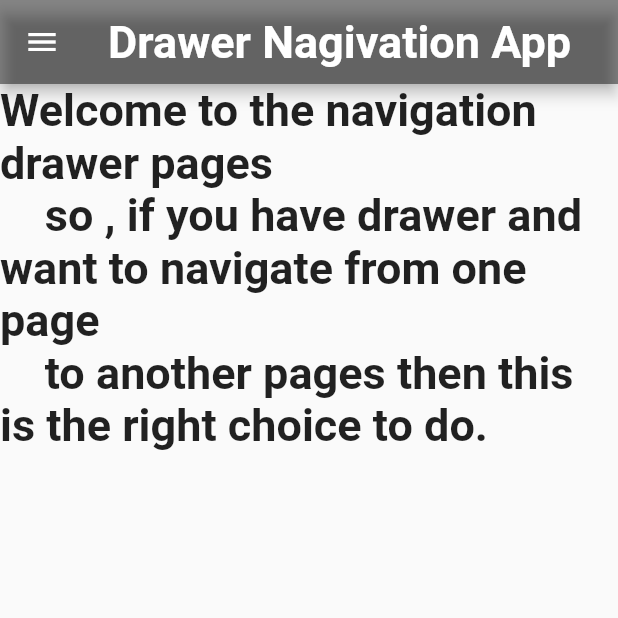
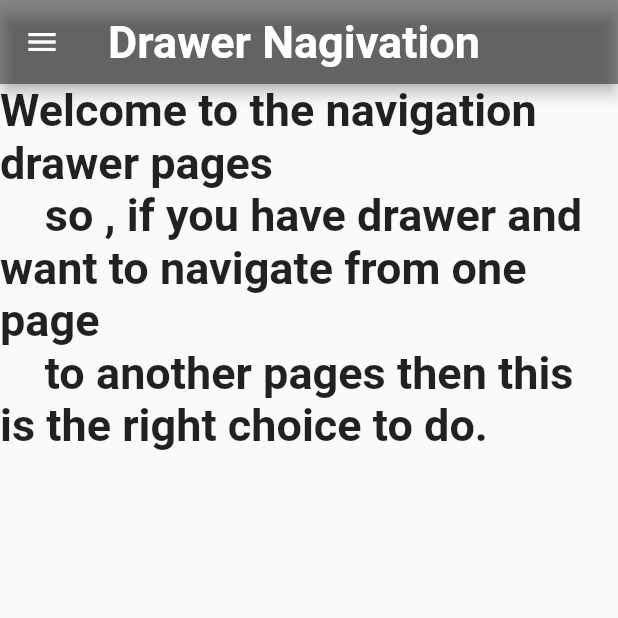
Before and after one commit to Sunil-731820/flutter_navigation_drawer_app, a Flutter app: the screen it shows after launch, on a phone screen of 412 x 824 dp, the top half of it. Run offline on Flutter 3.47's test engine with Material 2 defaults, Android fonts, the phone set to English and light mode, and no system bars.

Commit message:
again comitted

```diff
--- a/lib/homepage.dart
+++ b/lib/homepage.dart
@@ -11,7 +11,7 @@ class HomePage extends StatelessWidget {
     return Scaffold(
       appBar: AppBar(
         title: Text(
-          "Drawer Nagivation App",
+          "Drawer Nagivation",
           style: TextStyle(fontSize: 30, fontWeight: FontWeight.bold),
         ),
         backgroundColor: Colors.black45,
```
